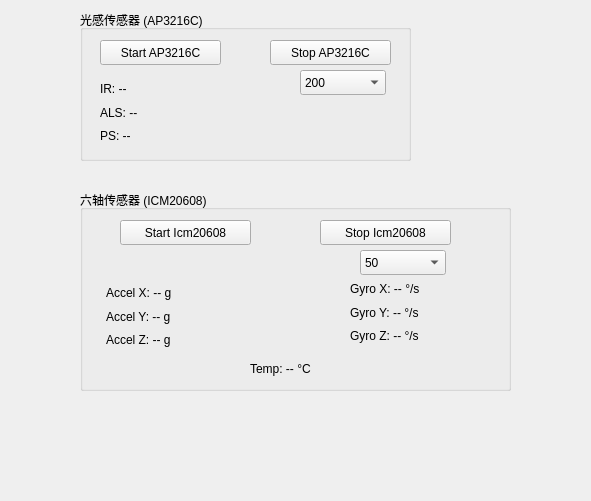
caiji-beep/device_manager, file apps/qt_app/LSZ_Terminal/pages/sensorpage.ui: the form before one commit; both pictures show x 130 to 721 and y 0 to 501 of the 1024 by 600 pixel window.
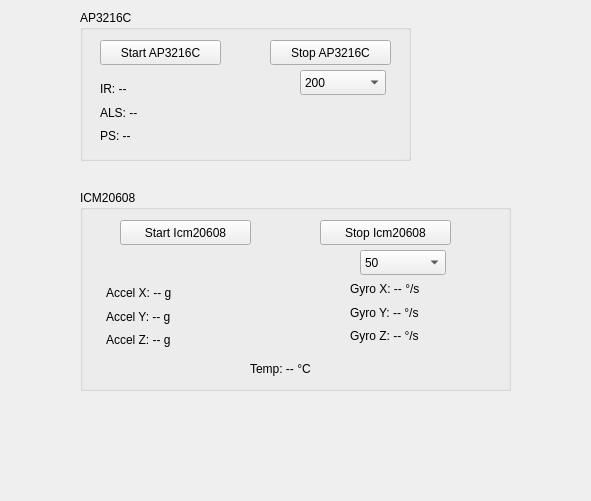
The form after the commit.

```diff
--- a/apps/qt_app/LSZ_Terminal/pages/sensorpage.ui
+++ b/apps/qt_app/LSZ_Terminal/pages/sensorpage.ui
@@ -35,7 +35,7 @@
     </rect>
    </property>
    <property name="title">
-    <string>光感传感器 (AP3216C)</string>
+    <string>AP3216C</string>
    </property>
    <widget class="QWidget" name="layoutWidget">
     <property name="geometry">
@@ -132,7 +132,7 @@
     </rect>
    </property>
    <property name="title">
-    <string>六轴传感器 (ICM20608)</string>
+    <string>ICM20608</string>
    </property>
    <widget class="QLabel" name="IcmTempLabel">
     <property name="geometry">
```
